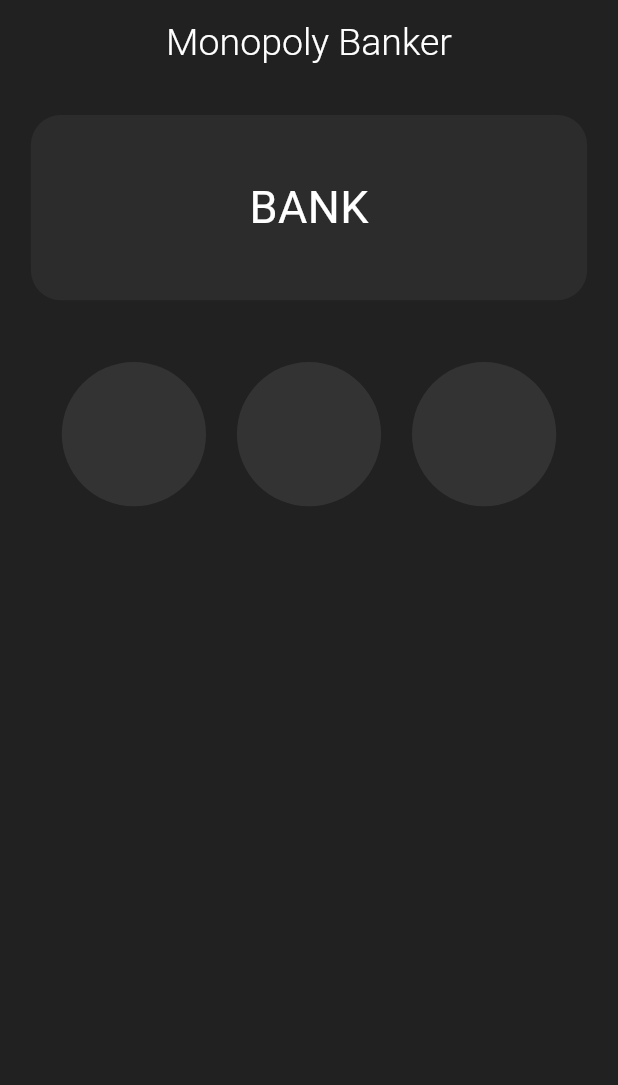
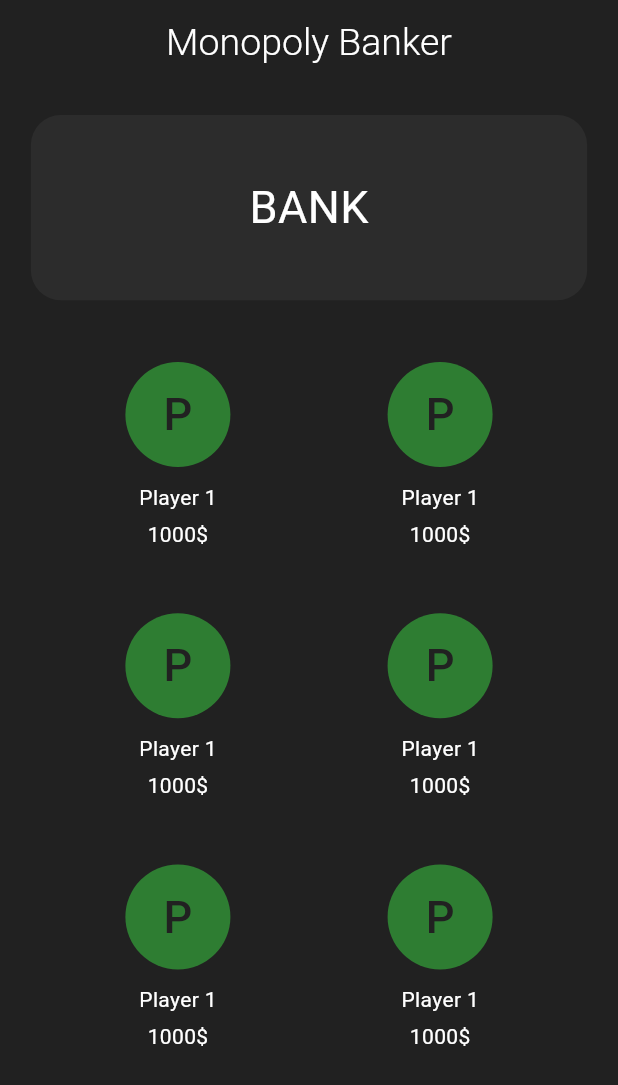
Before and after one commit to C41f0N/monopoly_banker, a Flutter app: the screen it shows after launch, on a phone screen of 412 x 824 dp. Shown: the top 1085 px of the screen. Run offline on Flutter 3.47's test engine with Material 3 defaults, Android fonts, the phone set to English and light mode, and no system bars.

Commit message:
created player avatar widget

```diff
--- a/lib/main.dart
+++ b/lib/main.dart
@@ -28,6 +28,7 @@
         ),
         appBarTheme: const AppBarTheme(
           backgroundColor: Colors.transparent,
+          elevation: 0,
           titleTextStyle: TextStyle(
             fontWeight: FontWeight.w300,
             fontSize: 25,
--- a/lib/pages/home.dart
+++ b/lib/pages/home.dart
@@ -1,4 +1,6 @@
 import 'package:flutter/material.dart';
+import 'package:monopoly_banker/class_structure/player.dart';
+import 'package:monopoly_banker/widgets/player_avatar.dart';
 
 class Home extends StatefulWidget {
   const Home({super.key});
@@ -17,7 +19,7 @@
       ),
       body: SizedBox(
         height: MediaQuery.of(context).size.height,
-        child: ListView(
+        child: Column(
           children: [
             SizedBox(height: MediaQuery.of(context).size.height * 0.025),
 
@@ -44,29 +46,21 @@
 
             // GridView
             SizedBox(
-              height: MediaQuery.of(context).size.height * 0.5,
+              height: MediaQuery.of(context).size.height * 0.6,
               child: Padding(
                 padding: EdgeInsets.symmetric(
                   horizontal: MediaQuery.of(context).size.width * 0.1,
                 ),
-                child: GridView.count(
-                  crossAxisSpacing: MediaQuery.of(context).size.width * 0.05,
-                  mainAxisSpacing: 20,
-                  crossAxisCount: 3,
-                  children: const [
-                    CircleAvatar(
-                      radius: 10,
-                      backgroundColor: Color.fromARGB(255, 51, 51, 51),
-                    ),
-                    CircleAvatar(
-                      radius: 10,
-                      backgroundColor: Color.fromARGB(255, 51, 51, 51),
-                    ),
-                    CircleAvatar(
-                      radius: 10,
-                      backgroundColor: Color.fromARGB(255, 51, 51, 51),
-                    ),
-                  ],
+                child: GridView.builder(
+                  itemCount: 9,
+                  gridDelegate: const SliverGridDelegateWithMaxCrossAxisExtent(
+                    maxCrossAxisExtent: 200,
+                    childAspectRatio: 210 / 200,
+                    crossAxisSpacing: 20,
+                    mainAxisSpacing: 20,
+                  ),
+                  itemBuilder: (context, index) =>
+                      PlayerAvatar(player: Player("Player 1", 1000)),
                 ),
               ),
             ),
--- /dev/null
+++ b/lib/widgets/player_avatar.dart
@@ -0,0 +1,34 @@
+import 'package:flutter/material.dart';
+import 'package:monopoly_banker/class_structure/player.dart';
+
+class PlayerAvatar extends StatelessWidget {
+  const PlayerAvatar({super.key, required this.player});
+
+  final Player player;
+
+  @override
+  Widget build(BuildContext context) {
+    return Column(
+      children: [
+        Container(
+          height: 70,
+          width: 70,
+          child: CircleAvatar(
+            child: Text(
+              player.name[0],
+              style: const TextStyle(fontSize: 30),
+            ),
+          ),
+        ),
+        const SizedBox(height: 10),
+        Text(player.name),
+        const SizedBox(height: 5),
+        Text(
+          "${player.accountBalance}\$",
+          style: TextStyle(
+              color: player.accountBalance <= 0 ? Colors.red : Colors.white),
+        ),
+      ],
+    );
+  }
+}
```
